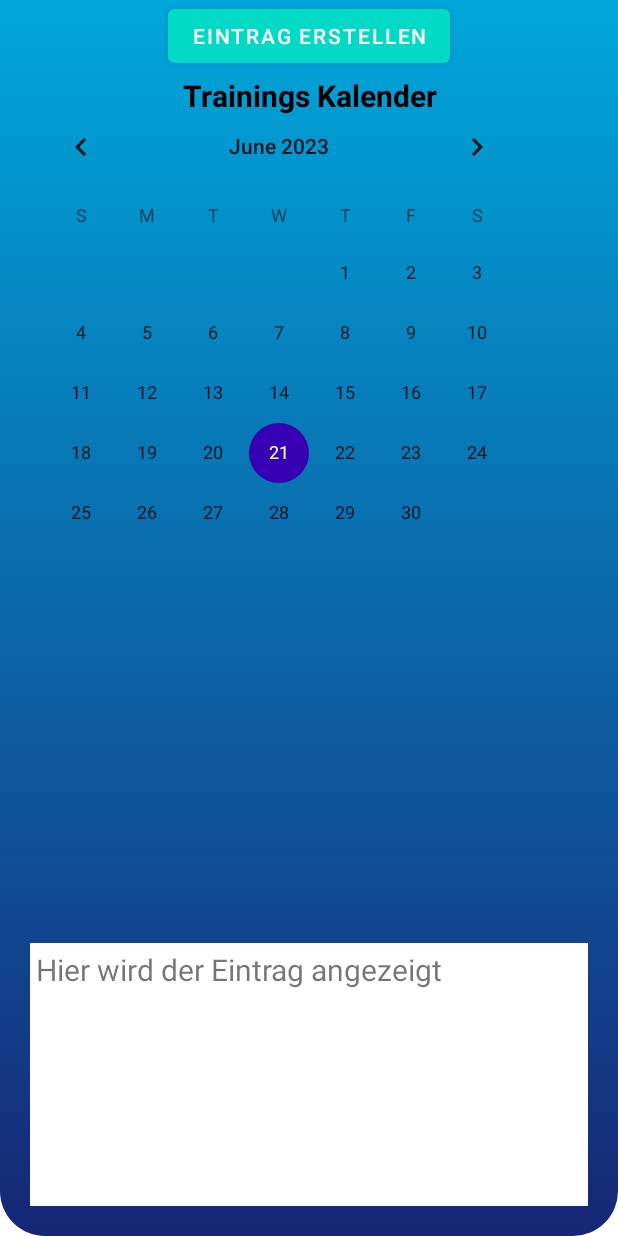
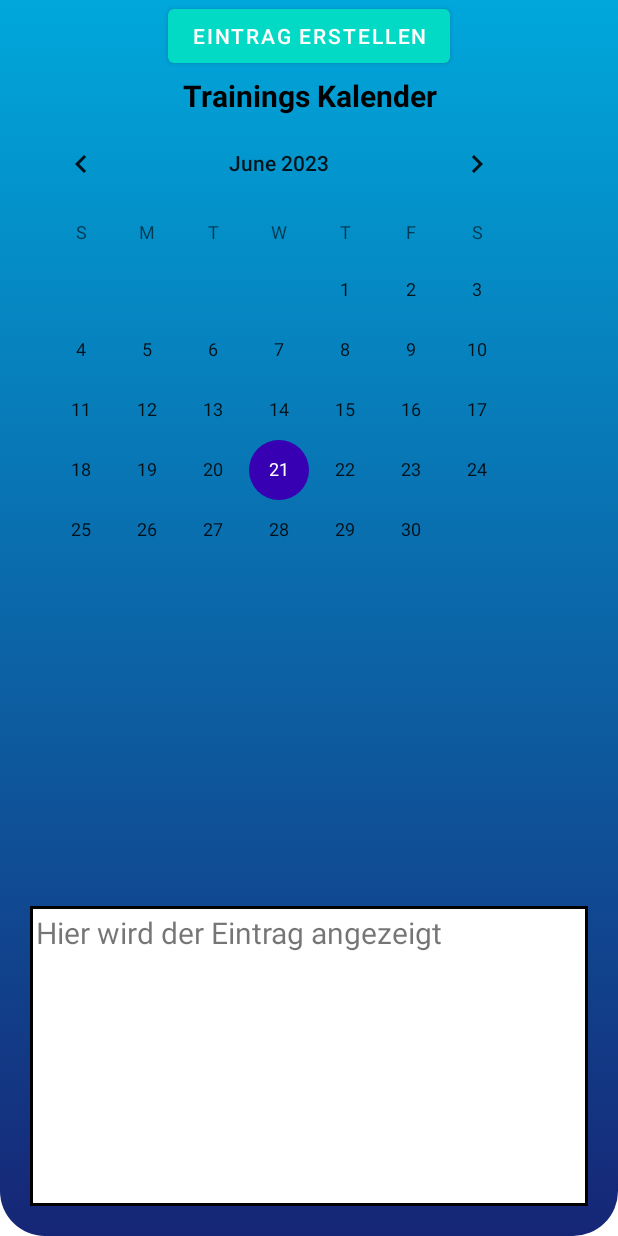
Before and after one commit to Kantholzwerfer/FlexVideoTM, an Android app built with Jetpack Compose: the layout fragment_calendar.xml on its own in the app's theme, with its tools: preview values and no code run, on a phone screen of 412 x 824 dp. Run offline under Robolectric (Android 15) with nearby library versions, the light colour scheme and no system bars.

Commit message:
Update fragment_calendar.xml

```diff
--- a/app/src/main/res/layout/fragment_calendar.xml
+++ b/app/src/main/res/layout/fragment_calendar.xml
@@ -24,12 +24,12 @@
     <TextView
         android:id="@+id/TextView"
         android:layout_width="match_parent"
-        android:layout_height="175dp"
+        android:layout_height="200dp"
         android:textSize="20sp"
         android:padding="4dp"
         android:layout_margin="20dp"
         android:layout_gravity="bottom|center_horizontal"
-        android:background="#FFFFFF"
+        android:background="@drawable/border_black"
         tools:text="Hier wird der Eintrag angezeigt" />
 
     <CalendarView
@@ -39,7 +39,7 @@
         android:clickable="true"
         android:focusable="true"
         android:focusableInTouchMode="true"
-        android:layout_marginTop="64dp"
+        android:layout_marginTop="75dp"
         android:layout_marginLeft="12dp"
         android:layout_marginRight="12dp"/>
 
```
